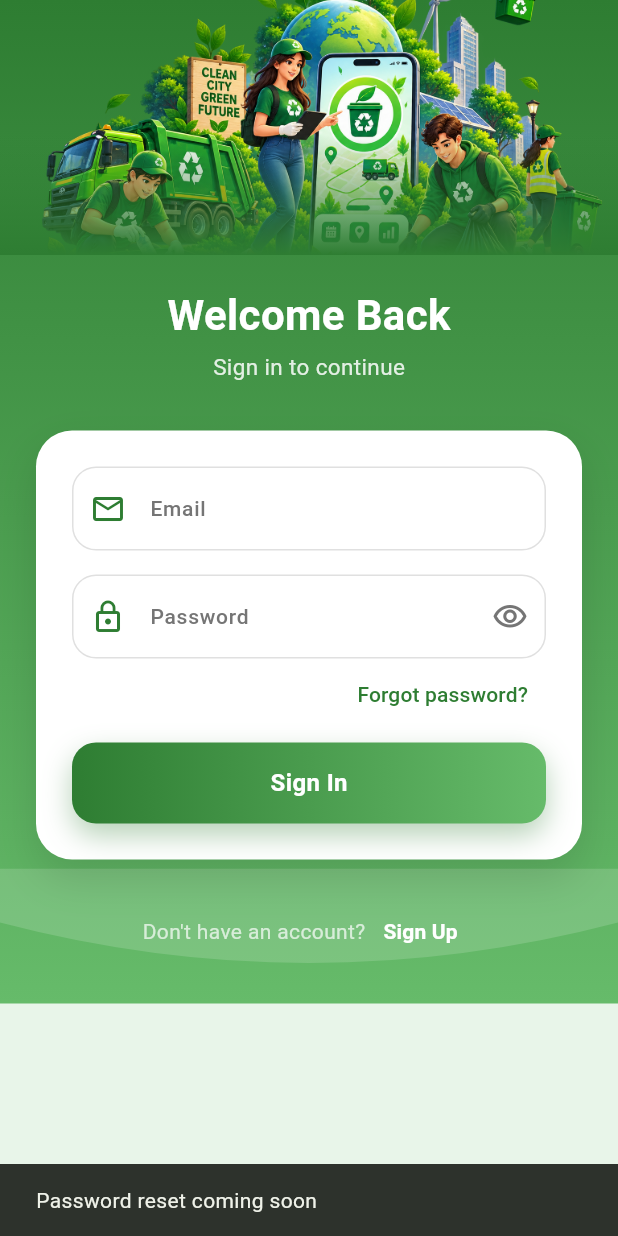
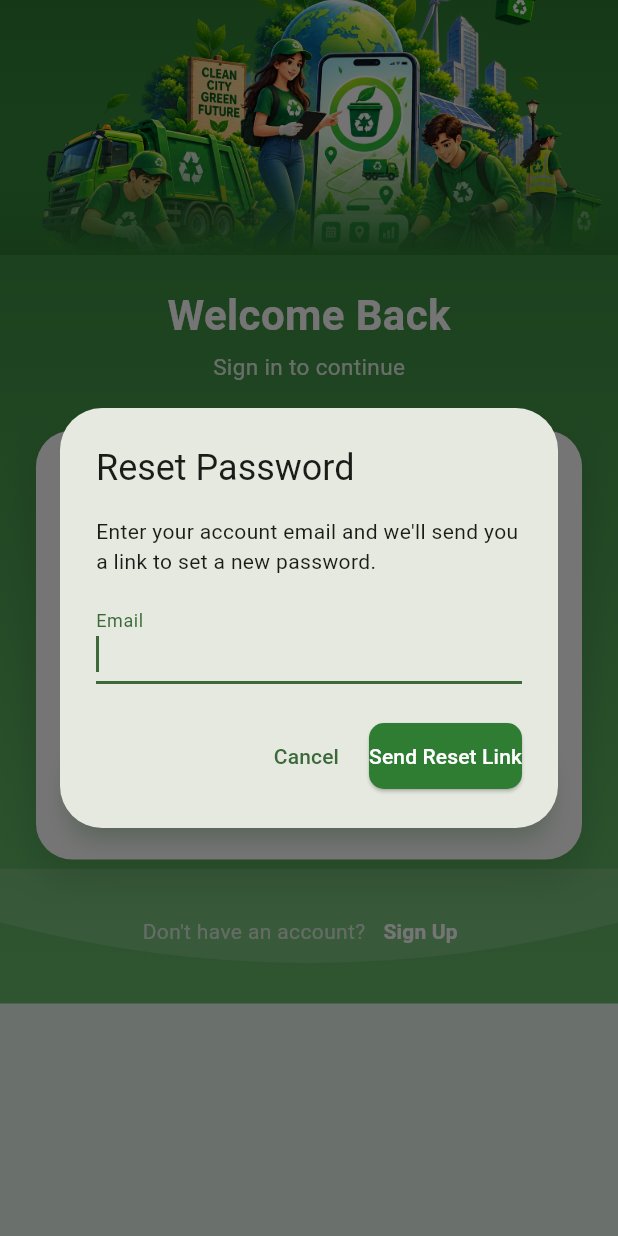
Before and after one commit to MinuraJaySL/R26-IT-126, a Flutter app: the screen it shows after launch, after a tap on "Forgot password?", on a phone screen of 412 x 824 dp. Run offline on Flutter 3.47's test engine with Material 3 defaults, Android fonts, the phone set to English and light mode, and no system bars; our stand-ins replace cloud_firestore, firebase_auth, firebase_core, firebase_messaging, flutter_map, geolocator and 2 more; accounts and stored records are empty.

Commit message:
It22088482 (#44)
* Backup before EmailJS migration - current working state

# Conflicts:
#	mobile_app/lib/providers/auth_provider.dart
#	mobile_app/lib/services/auth_service.dart

* Migrate to Cloudflare Worker for OTP verification

* Wire up "Forgot password?" using Firebase's built-in reset flow

```diff
--- a/mobile_app/lib/providers/auth_provider.dart
+++ b/mobile_app/lib/providers/auth_provider.dart
@@ -1,5 +1,6 @@
 import 'package:flutter/material.dart';
 import 'package:cloud_firestore/cloud_firestore.dart';
+import 'package:firebase_auth/firebase_auth.dart';
 import '../models/app_user.dart';
 import '../services/auth_service.dart';
 import '../services/notification_service.dart';
@@ -112,6 +113,27 @@ class AuthProvider extends ChangeNotifier {
     }
   }
 
+  /// Returns true when the request went through cleanly enough to show the
+  /// "check your inbox" message — including when the email isn't actually
+  /// registered, so we never reveal that to the caller (only a genuinely
+  /// malformed email address is reported back as an error).
+  Future<bool> sendPasswordResetEmail(String email) async {
+    _error = null;
+    try {
+      await _authService.sendPasswordResetEmail(email);
+      return true;
+    } on FirebaseAuthException catch (e) {
+      if (e.code == 'invalid-email') {
+        _error = 'Please enter a valid email address.';
+        notifyListeners();
+        return false;
+      }
+      return true;
+    } catch (_) {
+      return true;
+    }
+  }
+
   Future<void> signOut() async {
     await _authService.signOut();
     _user = null;
--- a/mobile_app/lib/screens/auth/login_screen.dart
+++ b/mobile_app/lib/screens/auth/login_screen.dart
@@ -73,6 +73,77 @@ class _LoginScreenState extends State<LoginScreen>
     }
   }
 
+  Future<void> _showForgotPasswordDialog() async {
+    final controller = TextEditingController(text: _emailCtrl.text.trim());
+    bool busy = false;
+
+    await showDialog(
+      context: context,
+      builder: (dialogContext) => StatefulBuilder(
+        builder: (dialogContext, setState) => AlertDialog(
+          title: const Text('Reset Password'),
+          content: Column(
+            mainAxisSize: MainAxisSize.min,
+            crossAxisAlignment: CrossAxisAlignment.start,
+            children: [
+              const Text(
+                'Enter your account email and we\'ll send you a link to set a new password.',
+              ),
+              const SizedBox(height: 16),
+              TextField(
+                controller: controller,
+                autofocus: true,
+                keyboardType: TextInputType.emailAddress,
+                decoration: const InputDecoration(labelText: 'Email'),
+              ),
+            ],
+          ),
+          actions: [
+            TextButton(
+              onPressed: busy ? null : () => Navigator.pop(dialogContext),
+              child: const Text('Cancel'),
+            ),
+            ElevatedButton(
+              onPressed: busy
+                  ? null
+                  : () async {
+                      final email = controller.text.trim();
+                      if (email.isEmpty) return;
+                      setState(() => busy = true);
+                      final auth = context.read<AuthProvider>();
+                      final ok = await auth.sendPasswordResetEmail(email);
+                      if (!dialogContext.mounted) return;
+                      if (ok) {
+                        Navigator.pop(dialogContext);
+                        if (!mounted) return;
+                        ScaffoldMessenger.of(context).showSnackBar(
+                          const SnackBar(
+                            content: Text(
+                              'If an account exists for that email, a reset link has been sent — check your inbox.',
+                            ),
+                          ),
+                        );
+                      } else {
+                        setState(() => busy = false);
+                        ScaffoldMessenger.of(dialogContext).showSnackBar(
+                          SnackBar(content: Text(auth.error ?? 'Something went wrong.')),
+                        );
+                      }
+                    },
+              child: busy
+                  ? const SizedBox(
+                      width: 18,
+                      height: 18,
+                      child: CircularProgressIndicator(strokeWidth: 2, color: Colors.white),
+                    )
+                  : const Text('Send Reset Link'),
+            ),
+          ],
+        ),
+      ),
+    );
+  }
+
   @override
   Widget build(BuildContext context) {
     return Scaffold(
@@ -142,17 +213,7 @@ class _LoginScreenState extends State<LoginScreen>
                                   Align(
                                     alignment: Alignment.centerRight,
                                     child: TextButton(
-                                      onPressed: () {
-                                        ScaffoldMessenger.of(
-                                          context,
-                                        ).showSnackBar(
-                                          const SnackBar(
-                                            content: Text(
-                                              'Password reset coming soon',
-                                            ),
-                                          ),
-                                        );
-                                      },
+                                      onPressed: _showForgotPasswordDialog,
                                       child: const Text(
                                         'Forgot password?',
                                         style: TextStyle(
--- a/mobile_app/lib/services/auth_service.dart
+++ b/mobile_app/lib/services/auth_service.dart
@@ -101,5 +101,12 @@ class AuthService {
     return AppUser.fromMap(uid, doc.data()!);
   }
 
+  /// Firebase's own built-in reset flow — sends the user an email with a
+  /// link to a Firebase-hosted page where they set a new password. Nothing
+  /// sensitive passes through our own backend for this.
+  Future<void> sendPasswordResetEmail(String email) {
+    return _auth.sendPasswordResetEmail(email: email);
+  }
+
   Future<void> signOut() => _auth.signOut();
 }
```
